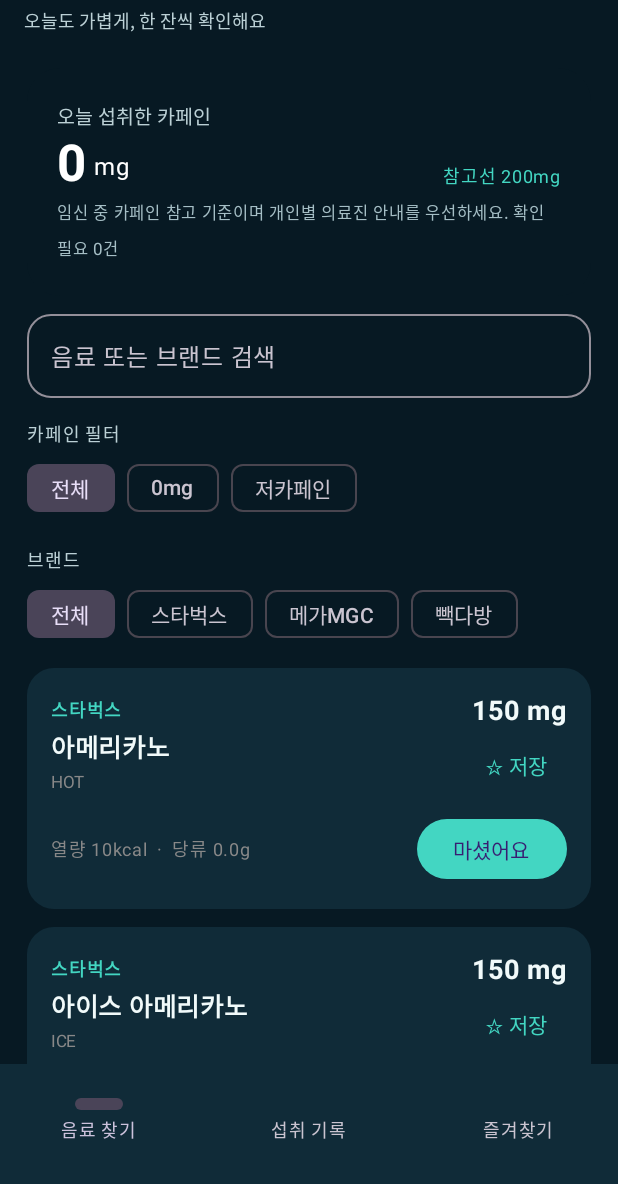
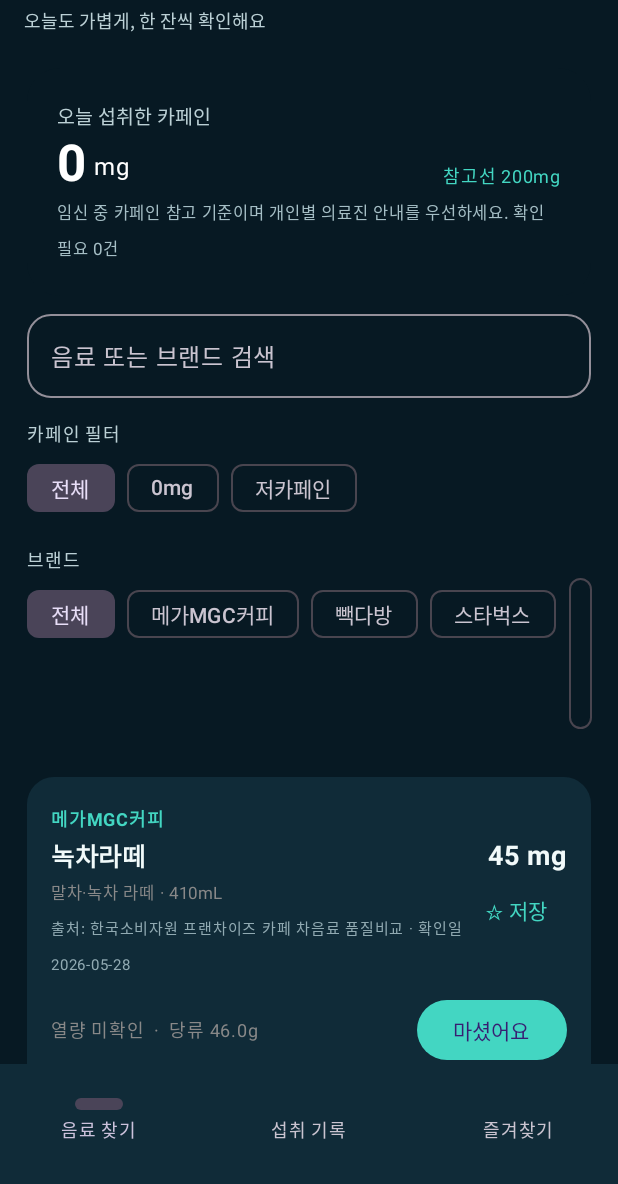
Before and after one commit to ldg4884-tech/caffeine-check-android-, an Android app built with Jetpack Compose: the screen it shows after launch (MainActivity), on a phone screen of 412 x 824 dp, the part 52-1236 px from its top. Run offline under Robolectric (Android 15) with nearby library versions, the phone set to English and light mode, and no system bars.

Commit message:
Replace demo drinks with verified Korea Consumer Agency data

```diff
--- a/app/src/main/java/kr/co/caffeinecheck/app/MainActivity.kt
+++ b/app/src/main/java/kr/co/caffeinecheck/app/MainActivity.kt
@@ -25,7 +25,11 @@ private val Teal = Color(0xFF43D6C2)
 private val Pale = Color(0xFF071923)
 private val Ink = Color(0xFFF1FAFA)
 
-data class Drink(val name: String, val brand: String, val kind: String, val caffeine: Int?, val sugar: Double?, val kcal: Int?)
+data class Drink(
+    val name: String, val brand: String, val kind: String,
+    val caffeine: Int?, val sugar: Double?, val kcal: Int?,
+    val volumeMl: Int? = null, val source: String, val checkedDate: String
+)
 
 class MainActivity : ComponentActivity() {
     override fun onCreate(savedInstanceState: Bundle?) {
@@ -38,15 +42,23 @@ class MainActivity : ComponentActivity() {
 @Composable
 fun CaffeineApp(context: Context) {
     val drinks = remember {
+        // 한국소비자원 2026-05-28 프랜차이즈 카페 차음료 품질비교 시험 결과
+        // 시험된 1잔 기준 카페인 함량만 등록. 시험되지 않은 영양값은 null로 유지.
+        val source = "한국소비자원 프랜차이즈 카페 차음료 품질비교"
+        val date = "2026-05-28"
         listOf(
-            Drink("아메리카노", "스타벅스", "HOT", 150, 0.0, 10),
-            Drink("아이스 아메리카노", "스타벅스", "ICE", 150, 0.0, 10),
-            Drink("카페 라떼", "스타벅스", "HOT", 75, 13.0, 180),
-            Drink("아이스 카페 라떼", "스타벅스", "ICE", 75, 8.0, 110),
-            Drink("플러피 판다 핫 초콜릿", "스타벅스", "HOT", 0, 48.0, 470),
-            Drink("하우스밀크 라떼", "메가MGC", "HOT", 118, 15.8, 329),
-            Drink("오르조라떼", "메가MGC", "HOT", 0, 21.7, 239),
-            Drink("리치루이보스티", "빽다방", "HOT", 0, null, null)
+            Drink("녹차라떼", "메가MGC커피", "말차·녹차 라떼", 45, 46.0, null, 410, source, date),
+            Drink("말차라떼", "빽다방", "말차·녹차 라떼", 93, null, null, 350, source, date),
+            Drink("제주 말차 라떼", "스타벅스", "말차·녹차 라떼", 81, 26.0, null, 285, source, date),
+            Drink("말차라떼", "이디야커피", "말차·녹차 라떼", 70, null, null, null, source, date),
+            Drink("그린티라떼", "컴포즈커피", "말차·녹차 라떼", 68, 50.0, null, 349, source, date),
+            Drink("그린티 라떼", "투썸플레이스", "말차·녹차 라떼", 65, null, null, null, source, date),
+            Drink("로얄밀크티라떼", "메가MGC커피", "밀크티", 57, null, null, 397, source, date),
+            Drink("밀크티", "빽다방", "밀크티", 113, 42.0, null, 359, source, date),
+            Drink("클래식 밀크 티", "스타벅스", "밀크티", 172, null, null, 311, source, date),
+            Drink("로열밀크티", "이디야커피", "밀크티", 73, null, null, null, source, date),
+            Drink("밀크티", "컴포즈커피", "밀크티", 88, null, null, null, source, date),
+            Drink("로얄 밀크티", "투썸플레이스", "밀크티", 148, 27.0, null, 276, source, date)
         )
     }
     val prefs = remember { context.getSharedPreferences("caffeine_check", Context.MODE_PRIVATE) }
@@ -144,7 +156,12 @@ fun CaffeineApp(context: Context) {
                                 put("brand", drink.brand)
                                 put("caffeine", drink.caffeine ?: 0)
                                 put("known", drink.caffeine != null)
-                                put("verified", false)
+                                put("verified", drink.caffeine != null)
+                                put("source", drink.source)
+                                put("checkedDate", drink.checkedDate)
+                                put("volumeMl", drink.volumeMl ?: JSONObject.NULL)
+                                put("sugar", drink.sugar ?: JSONObject.NULL)
+                                put("kcal", drink.kcal ?: JSONObject.NULL)
                                 put("time", System.currentTimeMillis())
                             }
                             consumed = consumed + record
@@ -155,7 +172,7 @@ fun CaffeineApp(context: Context) {
                         })
                     }
                     if (filtered.isEmpty()) item { Text("검색 결과가 없어요.", color = Color.Gray) }
-                    item { Text("※ 메뉴 수치는 테스트용 예시이며 공식 확인값이 아닙니다. 미확인 값은 합계에서 제외합니다.", color = Color(0xFF91AAB2), fontSize = 11.sp) }
+                    item { Text("※ 카페인 수치는 한국소비자원 2026년 시험 대상 제품의 1잔 기준입니다. 사이즈·제조 옵션에 따라 달라질 수 있습니다.", color = Color(0xFF91AAB2), fontSize = 11.sp) }
                 }
             } else if (selectedTab == 1) {
                 LazyColumn(
@@ -215,7 +232,8 @@ private fun DrinkCard(drink: Drink, isFavorite: Boolean, onAdd: () -> Unit, onFa
                 Column(Modifier.weight(1f)) {
                     Text(drink.brand, fontSize = 12.sp, color = Teal, fontWeight = FontWeight.Bold)
                     Text(drink.name, fontSize = 17.sp, color = Ink, fontWeight = FontWeight.Bold)
-                    Text(drink.kind, fontSize = 11.sp, color = Color.Gray)
+                    Text(drink.kind + " · " + (drink.volumeMl?.let { "${it}mL" } ?: "용량 미확인"), fontSize = 11.sp, color = Color.Gray)
+                    Text("출처: ${drink.source} · 확인일 ${drink.checkedDate}", fontSize = 10.sp, color = Color(0xFF91AAB2))
                 }
                 Column(horizontalAlignment = Alignment.End) {
                     Text(if (drink.caffeine == null) "미확인" else "${drink.caffeine} mg",
```
